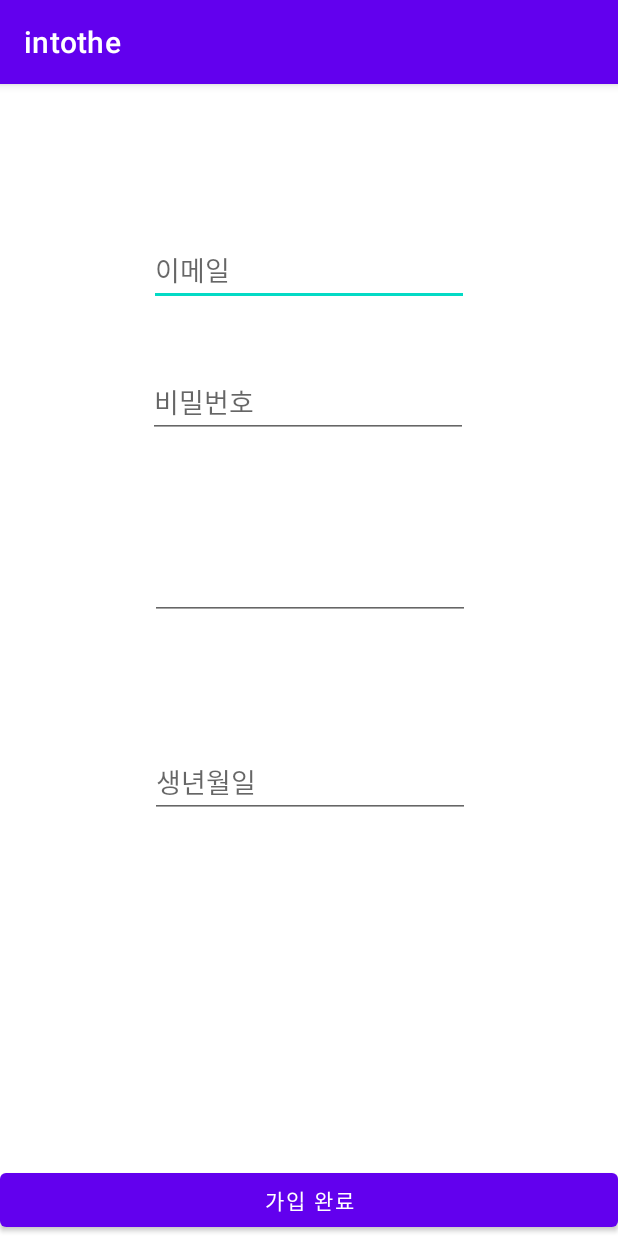
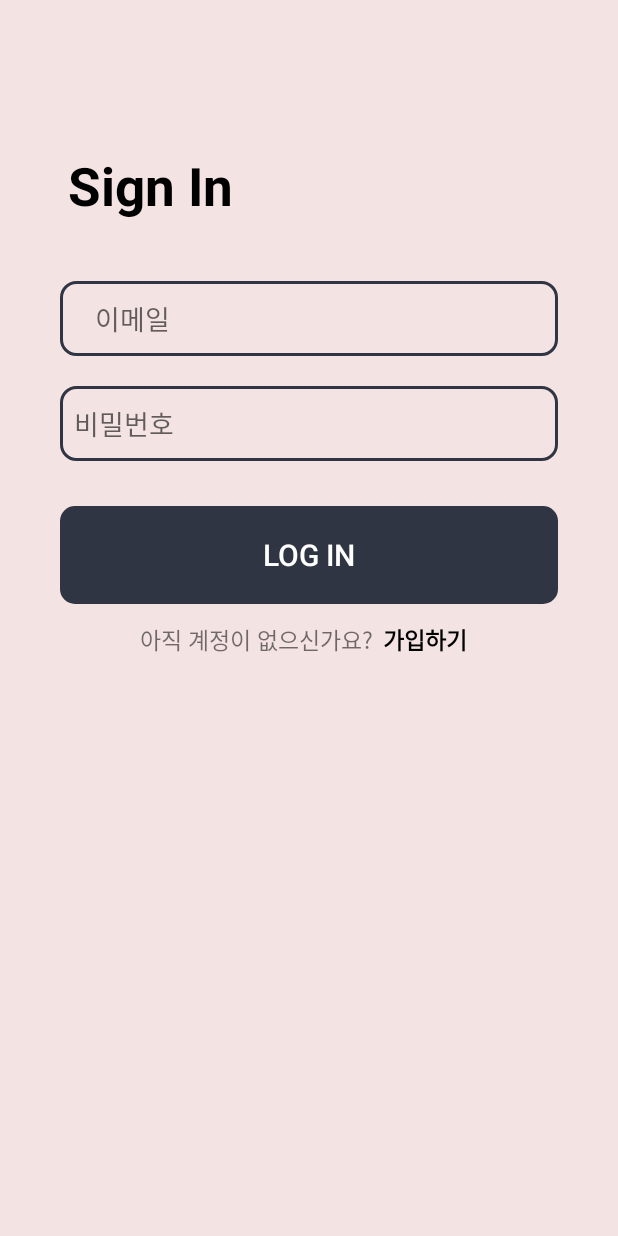
Before and after one commit to M1nseoPark/InToThe, an Android app: the screen it shows after launch (RegisterActivity before the commit, LoginActivity after it), on a phone screen of 412 x 824 dp. Run offline under Robolectric (Android 15) with nearby library versions, the phone set to English and light mode, and no system bars; our stand-ins replace Firebase (no records; nobody signed in at launch, a user with empty details on screens opened directly).

Commit message:
Make Login Page 2

```diff
--- a/app/src/main/java/com/example/intothe/RegisterActivity.java
+++ b/app/src/main/java/com/example/intothe/RegisterActivity.java
@@ -30,7 +30,7 @@ public class RegisterActivity extends AppCompatActivity {
         setContentView(R.layout.activity_register);
 
         mFirebaseAuth = FirebaseAuth.getInstance();
-        mDatabaseRef = FirebaseDatabase.getInstance().getReference("InToThe");
+        mDatabaseRef = FirebaseDatabase.getInstance().getReference();
 
         mEtEmail = findViewById(R.id.et_email);
         mEtPwd = findViewById(R.id.et_pwd);
@@ -53,6 +53,7 @@ public class RegisterActivity extends AppCompatActivity {
                     public void onComplete(@NonNull Task<AuthResult> task) {
                         if (task.isSuccessful()) {
                             FirebaseUser firebaseUser = mFirebaseAuth.getCurrentUser();
+
                             UserAccount account = new UserAccount();
                             account.setIdToken(firebaseUser.getUid());
                             account.setEmailId(firebaseUser.getEmail());
--- /dev/null
+++ b/app/src/main/res/drawable/button1.xml
@@ -0,0 +1,9 @@
+<?xml version="1.0" encoding="utf-8"?>
+<shape xmlns:android="http://schemas.android.com/apk/res/android">
+    <solid android:color="#2F3542"/>
+    <corners
+        android:topLeftRadius="10dp"
+        android:topRightRadius="10dp"
+        android:bottomLeftRadius="10dp"
+        android:bottomRightRadius="10dp"/>
+</shape>
--- /dev/null
+++ b/app/src/main/res/drawable/round1.xml
@@ -0,0 +1,10 @@
+<?xml version="1.0" encoding="utf-8"?>
+<shape xmlns:android="http://schemas.android.com/apk/res/android">
+    <stroke android:width="2dp"
+        android:color="#2F3542"></stroke>
+    <corners
+        android:topLeftRadius="10dp"
+        android:topRightRadius="10dp"
+        android:bottomLeftRadius="10dp"
+        android:bottomRightRadius="10dp"/>
+</shape>
--- a/app/src/main/res/layout/activity_login.xml
+++ b/app/src/main/res/layout/activity_login.xml
@@ -1,53 +1,82 @@
 <?xml version="1.0" encoding="utf-8"?>
-<androidx.constraintlayout.widget.ConstraintLayout xmlns:android="http://schemas.android.com/apk/res/android"
+<LinearLayout xmlns:android="http://schemas.android.com/apk/res/android"
     xmlns:app="http://schemas.android.com/apk/res-auto"
     xmlns:tools="http://schemas.android.com/tools"
     android:layout_width="match_parent"
     android:layout_height="match_parent"
+    android:orientation="vertical"
+    android:background="#F4E3E3"
     tools:context=".LoginActivity">
+
+    <TextView
+        android:layout_width="match_parent"
+        android:layout_height="wrap_content"
+        android:layout_marginTop="100dp"
+        android:layout_marginLeft="45dp"
+        android:layout_marginRight="40dp"
+        android:textSize="35dp"
+        android:textStyle="bold"
+        android:textColor="@color/black"
+        android:text="Sign In" />
 
     <EditText
         android:id="@+id/et_email"
-        android:layout_width="wrap_content"
-        android:layout_height="wrap_content"
-        android:layout_marginTop="100dp"
+        android:layout_width="match_parent"
+        android:layout_height="50dp"
+        android:layout_marginTop="40dp"
+        android:layout_marginLeft="40dp"
+        android:layout_marginRight="40dp"
         android:ems="10"
-        android:hint="이메일"
+        android:hint="     이메일"
         android:inputType="textEmailAddress"
-        app:layout_constraintEnd_toEndOf="parent"
-        app:layout_constraintStart_toStartOf="parent"
-        app:layout_constraintTop_toTopOf="parent" />
+        android:background="@drawable/round1"/>
 
     <EditText
         android:id="@+id/et_pwd"
-        android:layout_width="wrap_content"
-        android:layout_height="wrap_content"
-        android:layout_marginTop="188dp"
+        android:layout_width="match_parent"
+        android:layout_height="50dp"
+        android:layout_marginTop="20dp"
+        android:layout_marginLeft="40dp"
+        android:layout_marginRight="40dp"
         android:ems="10"
-        android:hint="비밀번호"
+        android:hint="  비밀번호"
         android:inputType="textPassword"
-        app:layout_constraintEnd_toEndOf="parent"
-        app:layout_constraintHorizontal_bias="0.497"
-        app:layout_constraintStart_toStartOf="parent"
-        app:layout_constraintTop_toTopOf="parent" />
+        android:background="@drawable/round1"/>
 
     <Button
         android:id="@+id/btn_login"
-        android:layout_width="0dp"
+        android:layout_width="match_parent"
+        android:layout_height="65dp"
+        android:layout_marginTop="30dp"
+        android:layout_marginLeft="40dp"
+        android:layout_marginRight="40dp"
+        android:background="@drawable/button1"
+        android:textColor="@color/white"
+        android:textSize="20dp"
+        android:text="log in" />
+
+    <LinearLayout
+        android:layout_width="match_parent"
         android:layout_height="wrap_content"
-        android:text="로그인"
-        app:layout_constraintBottom_toBottomOf="parent"
-        app:layout_constraintEnd_toEndOf="parent"
-        app:layout_constraintStart_toStartOf="parent" />
+        android:gravity="center"
+        android:orientation="horizontal">
 
-    <Button
-        android:id="@+id/btn_register"
-        android:layout_width="0dp"
-        android:layout_height="wrap_content"
-        android:layout_marginBottom="56dp"
-        android:text="회원가입"
-        app:layout_constraintBottom_toBottomOf="parent"
-        app:layout_constraintEnd_toEndOf="parent"
-        app:layout_constraintHorizontal_bias="0.0"
-        app:layout_constraintStart_toStartOf="parent" />
-</androidx.constraintlayout.widget.ConstraintLayout>
+        <TextView
+            android:layout_width="wrap_content"
+            android:layout_height="wrap_content"
+            android:textSize="15dp"
+            android:layout_gravity="center"
+            android:text="아직 계정이 없으신가요?"/>
+
+        <Button
+            android:id="@+id/btn_register"
+            android:layout_width="70dp"
+            android:layout_height="wrap_content"
+            android:background="#00ff0000"
+            android:textColor="@color/black"
+            android:layout_gravity="center"
+            android:textStyle="bold"
+            android:textSize="15dp"
+            android:text="가입하기" />
+    </LinearLayout>
+</LinearLayout>
--- a/app/src/main/res/layout/activity_register.xml
+++ b/app/src/main/res/layout/activity_register.xml
@@ -1,69 +1,83 @@
 <?xml version="1.0" encoding="utf-8"?>
-<androidx.constraintlayout.widget.ConstraintLayout xmlns:android="http://schemas.android.com/apk/res/android"
+<LinearLayout xmlns:android="http://schemas.android.com/apk/res/android"
     xmlns:app="http://schemas.android.com/apk/res-auto"
     xmlns:tools="http://schemas.android.com/tools"
     android:layout_width="match_parent"
     android:layout_height="match_parent"
+    android:orientation="vertical"
+    android:background="#F4E3E3"
     tools:context=".RegisterActivity">
+
+    <TextView
+        android:layout_width="match_parent"
+        android:layout_height="wrap_content"
+        android:layout_marginTop="100dp"
+        android:layout_marginLeft="45dp"
+        android:layout_marginRight="40dp"
+        android:textSize="35dp"
+        android:textStyle="bold"
+        android:textColor="@color/black"
+        android:text="Sign Up" />
+
+    <EditText
+        android:id="@+id/et_name"
+        android:layout_width="match_parent"
+        android:layout_height="50dp"
+        android:layout_marginTop="40dp"
+        android:layout_marginLeft="40dp"
+        android:layout_marginRight="40dp"
+        android:hint="     이름"
+        android:ems="10"
+        android:inputType="textPersonName"
+        android:background="@drawable/round1"/>
 
     <EditText
         android:id="@+id/et_email"
-        android:layout_width="wrap_content"
-        android:layout_height="wrap_content"
-        android:layout_marginTop="100dp"
+        android:layout_width="match_parent"
+        android:layout_height="50dp"
+        android:layout_marginTop="20dp"
+        android:layout_marginLeft="40dp"
+        android:layout_marginRight="40dp"
         android:ems="10"
-        android:hint="이메일"
+        android:hint="     이메일"
         android:inputType="textEmailAddress"
-        app:layout_constraintEnd_toEndOf="parent"
-        app:layout_constraintStart_toStartOf="parent"
-        app:layout_constraintTop_toTopOf="parent" />
+        android:background="@drawable/round1" />
 
     <EditText
         android:id="@+id/et_pwd"
-        android:layout_width="wrap_content"
-        android:layout_height="wrap_content"
-        android:layout_marginTop="188dp"
+        android:layout_width="match_parent"
+        android:layout_height="50dp"
+        android:layout_marginTop="20dp"
+        android:layout_marginLeft="40dp"
+        android:layout_marginRight="40dp"
         android:ems="10"
-        android:hint="비밀번호"
+        android:hint="     비밀번호"
         android:inputType="textPassword"
-        app:layout_constraintEnd_toEndOf="parent"
-        app:layout_constraintHorizontal_bias="0.497"
-        app:layout_constraintStart_toStartOf="parent"
-        app:layout_constraintTop_toTopOf="parent" />
-
-    <EditText
-        android:id="@+id/et_name"
-        android:layout_width="wrap_content"
-        android:layout_height="wrap_content"
-        android:layout_marginTop="76dp"
-        android:ems="10"
-        android:inputType="textPersonName"
-        app:layout_constraintEnd_toEndOf="parent"
-        app:layout_constraintHorizontal_bias="0.502"
-        app:layout_constraintStart_toStartOf="parent"
-        app:layout_constraintTop_toBottomOf="@+id/et_pwd" />
+        android:background="@drawable/round1"/>
 
     <EditText
         android:id="@+id/et_birth"
-        android:layout_width="wrap_content"
-        android:layout_height="wrap_content"
-        android:layout_marginTop="84dp"
+        android:layout_width="match_parent"
+        android:layout_height="50dp"
+        android:layout_marginTop="20dp"
+        android:layout_marginLeft="40dp"
+        android:layout_marginRight="40dp"
         android:ems="10"
-        android:hint="생년월일"
+        android:hint="     생년월일"
         android:inputType="date"
-        app:layout_constraintEnd_toEndOf="parent"
-        app:layout_constraintHorizontal_bias="0.502"
-        app:layout_constraintStart_toStartOf="parent"
-        app:layout_constraintTop_toBottomOf="@+id/et_name" />
+        android:background="@drawable/round1"/>
 
     <Button
         android:id="@+id/btn_register"
-        android:layout_width="0dp"
-        android:layout_height="wrap_content"
-        android:text="가입 완료"
-        app:layout_constraintBottom_toBottomOf="parent"
-        app:layout_constraintEnd_toEndOf="parent"
-        app:layout_constraintStart_toStartOf="parent" />
+        android:layout_width="match_parent"
+        android:layout_height="65dp"
+        android:layout_marginTop="30dp"
+        android:layout_marginLeft="40dp"
+        android:layout_marginRight="40dp"
+        android:background="@drawable/button1"
+        android:textColor="@color/white"
+        android:textSize="20dp"
+        android:text="sign up" />
 
 
-</androidx.constraintlayout.widget.ConstraintLayout>
+</LinearLayout>
--- a/app/src/main/res/values/themes.xml
+++ b/app/src/main/res/values/themes.xml
@@ -1,6 +1,6 @@
 <resources xmlns:tools="http://schemas.android.com/tools">
     <!-- Base application theme. -->
-    <style name="Theme.Intothe" parent="Theme.MaterialComponents.DayNight.DarkActionBar">
+    <style name="Theme.Intothe" parent="Base.Theme.AppCompat.Light.DarkActionBar">
         <!-- Primary brand color. -->
         <item name="colorPrimary">@color/purple_500</item>
         <item name="colorPrimaryVariant">@color/purple_700</item>
@@ -11,6 +11,7 @@
         <item name="colorOnSecondary">@color/black</item>
         <!-- Status bar color. -->
         <item name="android:statusBarColor" tools:targetApi="l">?attr/colorPrimaryVariant</item>
+        <item name="windowNoTitle">true</item>
         <!-- Customize your theme here. -->
     </style>
 </resources>
```
Also changed, not shown: app/src/main/AndroidManifest.xml (+7 -5 lines).
